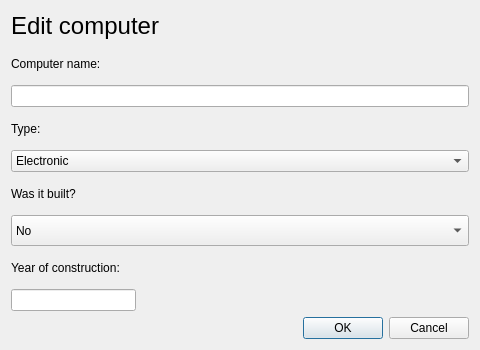
Above: editcomputer.ui from Hopur-50/Verkefni3 before the change. Below: the same form after it.
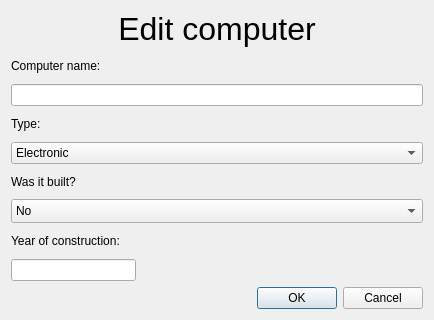
That is the form after the change.

The edit to the form file:
```diff
--- a/editcomputer.ui
+++ b/editcomputer.ui
@@ -6,18 +6,22 @@
    <rect>
     <x>0</x>
     <y>0</y>
-    <width>480</width>
-    <height>350</height>
+    <width>434</width>
+    <height>320</height>
    </rect>
   </property>
   <property name="windowTitle">
    <string>Dialog</string>
   </property>
+  <property name="styleSheet">
+   <string notr="true">font: 13pt &quot;Andale Mono&quot;;
+</string>
+  </property>
   <layout class="QVBoxLayout" name="verticalLayout">
    <item>
     <widget class="QLabel" name="label_4">
      <property name="text">
-      <string>&lt;html&gt;&lt;head/&gt;&lt;body&gt;&lt;p&gt;&lt;span style=&quot; font-size:18pt;&quot;&gt;Edit computer&lt;/span&gt;&lt;/p&gt;&lt;/body&gt;&lt;/html&gt;</string>
+      <string>&lt;html&gt;&lt;head/&gt;&lt;body&gt;&lt;p align=&quot;center&quot;&gt;&lt;span style=&quot; font-size:24pt;&quot;&gt;Edit computer&lt;/span&gt;&lt;/p&gt;&lt;/body&gt;&lt;/html&gt;</string>
      </property>
     </widget>
    </item>
```
